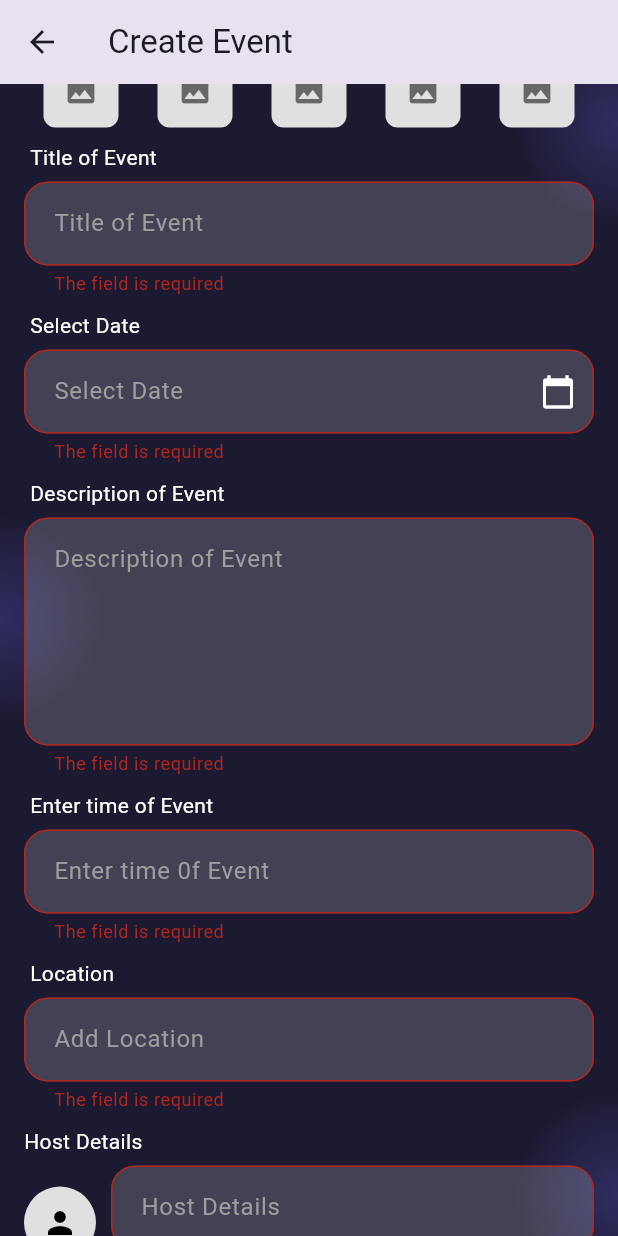
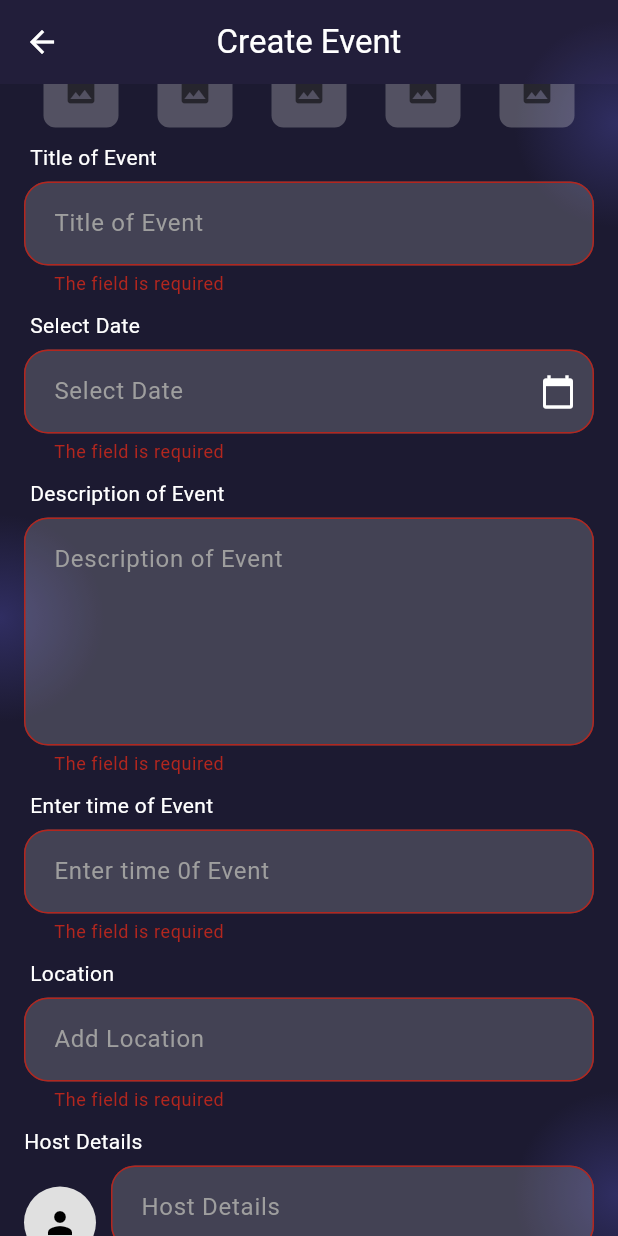
Before and after one commit to mujtabaAbid/sportzstar, a Flutter app: the AddEventScreen screen opened by its route, scrolled down 197 dp, after a tap on "Create Now", on a phone screen of 412 x 824 dp. Run offline on Flutter 3.47's test engine with Material 3 defaults, Android fonts, the phone set to English and light mode, and no system bars; our stand-ins replace file_picker, font_awesome_flutter, form_validator, image_picker, shared_preferences, stylish_bottom_bar and 1 more; missing offline and left inert: animated_snack_bar; accounts and stored records are empty; network calls fail; Roboto replaces fonts that are missing (Poppins).

```diff
--- a/lib/screens/eventScreens/add_event_screen.dart
+++ b/lib/screens/eventScreens/add_event_screen.dart
@@ -5,14 +5,20 @@ import 'package:flutter/material.dart';
 import 'package:flutter/material.dart';
 import 'package:image_picker/image_picker.dart';
 import 'package:intl/intl.dart';
+import 'package:provider/provider.dart';
+import 'package:sportzstar/config/palette.dart';
+import 'package:sportzstar/provider/event_provider.dart';
 import 'package:sportzstar/widgets/Layout/main_layout_widget.dart';
 import 'package:sportzstar/widgets/custom_button.dart';
 import 'package:sportzstar/widgets/input_widget.dart';
 
 import '../../helper/basic_enum.dart';
 import '../../helper/close_keyboard.dart';
+import '../../helper/page_navigate.dart';
 import '../../widgets/alerts/alert_notification_widget.dart';
 import 'package:mime/mime.dart';
+
+import '../bottom_navigation_bar.dart';
 
 class AddEventScreen extends StatefulWidget {
   const AddEventScreen({super.key});
@@ -25,7 +31,7 @@ class _AddEventScreenState extends State<AddEventScreen> {
   final ImagePicker _picker = ImagePicker();
   List<XFile> _images = [];
   final _formKey = GlobalKey<FormState>();
-  final Map<String, String> _formData = {};
+  final Map<String, dynamic> _formData = {};
   final TextEditingController _titleController = TextEditingController();
   final TextEditingController _hostNameController = TextEditingController();
   final TextEditingController _timeController = TextEditingController();
@@ -88,11 +94,12 @@ class _AddEventScreenState extends State<AddEventScreen> {
   }
 
   Future<void> handleSubmit() async {
-    setState(() {
-      _isLoading = true;
-    });
+    // setState(() {
+    //   _isLoading = true;
+    // });
     if (_formKey.currentState?.validate() ?? false) {
       if (_selectedImage != null) {
+        if (_images.isNotEmpty) {
           _formKey.currentState?.save();
 
           closeKeyboard(context: context);
@@ -100,7 +107,8 @@ class _AddEventScreenState extends State<AddEventScreen> {
           if (_selectedImage != null) {
             final bytes = await _selectedImage!.readAsBytes();
             String base64Image = base64Encode(bytes);
-          final mimeType = lookupMimeType(_selectedImage!.path) ?? 'image/jpeg';
+            final mimeType =
+                lookupMimeType(_selectedImage!.path) ?? 'image/jpeg';
             // Create valid data URI
             final String dataUri = 'data:$mimeType;base64,$base64Image';
 
@@ -108,14 +116,59 @@ class _AddEventScreenState extends State<AddEventScreen> {
 
             _formData.addAll({'profile_picture': dataUri});
           }
+          List<String> imageList = [];
+          for (XFile xfile in _images) {
+            final bytes =
+                await xfile.readAsBytes(); // ✅ directly read bytes from XFile
+            String base64Image = base64Encode(bytes);
 
-        print('handleSubmit--->$_formData');
+            final mimeType = lookupMimeType(xfile.path) ?? 'image/jpeg';
+            final String dataUri = 'data:$mimeType;base64,$base64Image';
 
+            imageList.add(dataUri);
+          }
+          // _formData.addAll({'event_images': imageList.join(',')});
+
+          final eventHost = {
+            'host_name': _hostNameController.text,
+            'host_image': imageList.join(','),
+          };
+          _formData.addAll({'event_host': eventHost});
+
+          final response = await Provider.of<EventProvider>(
+            context,
+            listen: false,
+          ).createEvent(formData: _formData);
+          if (response.statusCode == 201) {
+            final responseData = json.decode(response.body);
+
+            print('response of create Event ----->>> $responseData');
+            alertNotification(
+              context: context,
+              message: responseData['message'],
+              messageType: AlertMessageType.success,
+            );
+
+            Navigator.of(context).push(
+              MaterialPageRoute(
+                builder: (context) => BottomNavigationBarScreen(pageIndex: 2),
+              ),
+            );
             // pushNamedAndRemoveUntilNavigate(
             //   pageName: otpScreenRoute,
             //   argument: {'email': _formData['email'].toString()},
             //   context: context,
             // );
+          } else {
+            print('response of create Event -errror---->>> ${response.body}');
+          }
+        } else {
+          alertNotification(
+            context: context,
+            message: 'Event Images Are Required',
+            messageType: AlertMessageType.error,
+          );
+        }
       } else {
         alertNotification(
           context: context,
@@ -159,7 +212,15 @@ class _AddEventScreenState extends State<AddEventScreen> {
   Widget build(BuildContext context) {
     return MainLayoutWidget(
       isLoading: _isLoading,
-      appBar: AppBar(title: const Text("Create Event")),
+      appBar: AppBar(
+        title: const Text(
+          "Create Event",
+          style: TextStyle(color: Colors.white),
+        ),
+        foregroundColor: Colors.white,
+        backgroundColor: Colors.transparent,
+        centerTitle: true,
+      ),
       body: SingleChildScrollView(
         padding: const EdgeInsets.all(16),
         child: Form(
@@ -181,7 +242,7 @@ class _AddEventScreenState extends State<AddEventScreen> {
                   height: 150,
                   width: double.infinity,
                   decoration: BoxDecoration(
-                    color: Color.fromARGB(255, 224, 224, 224),
+                    color: Color.fromARGB(40, 224, 224, 224),
                     borderRadius: BorderRadius.circular(12),
                     image:
                         _images.isNotEmpty
@@ -214,7 +275,7 @@ class _AddEventScreenState extends State<AddEventScreen> {
                       width: 50,
                       decoration: BoxDecoration(
                         borderRadius: BorderRadius.circular(8),
-                        color: Color.fromARGB(255, 224, 224, 224),
+                        color: Color.fromARGB(71, 224, 224, 224),
                         image:
                             _images.length > index
                                 ? DecorationImage(
@@ -264,6 +325,8 @@ class _AddEventScreenState extends State<AddEventScreen> {
                 heading: 'Description of Event',
                 label: 'Description of Event',
                 controller: _titleController,
+                keyboardType: TextInputType.multiline,
+                textInputAction: TextInputAction.newline,
                 onSaved:
                     (value) => handleSave('event_description', value ?? ''),
                 maxLines: 5,
@@ -368,6 +431,7 @@ class _AddEventScreenState extends State<AddEventScreen> {
 
               const SizedBox(height: 20),
               CustomButton(
+                color: Palette.facebookColor,
                 onPressed: () {
                   handleSubmit();
                 },
```
Also changed, not shown: lib/provider/event_provider.dart (+20 -28 lines). Lines whose indentation alone changed are shown as unchanged.
